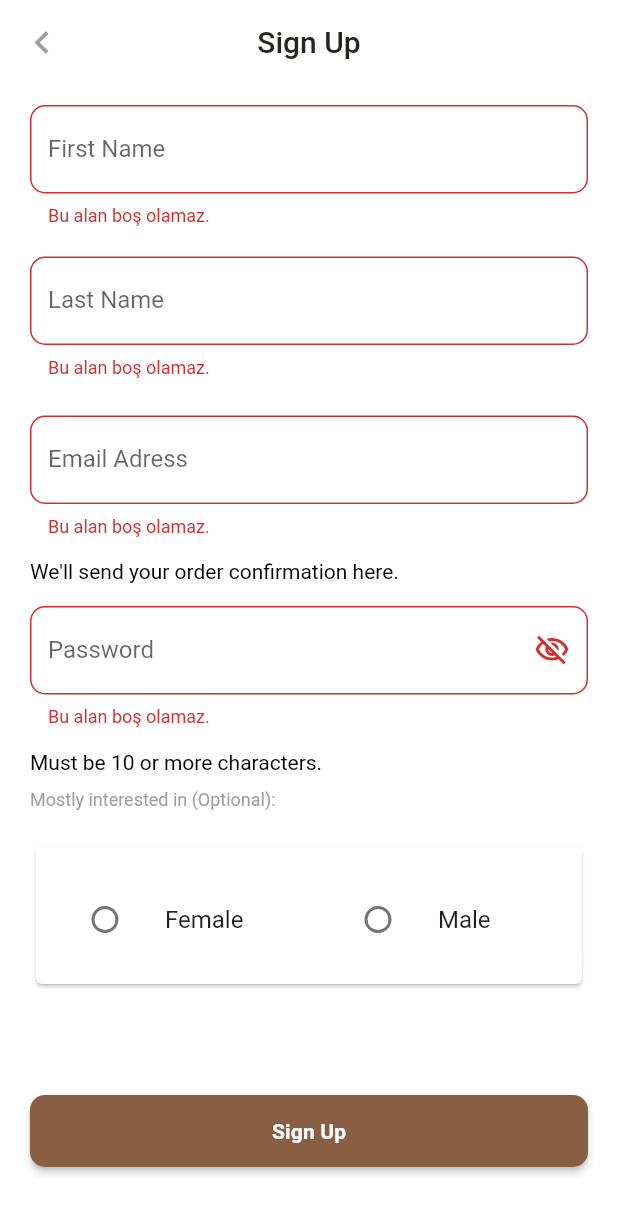
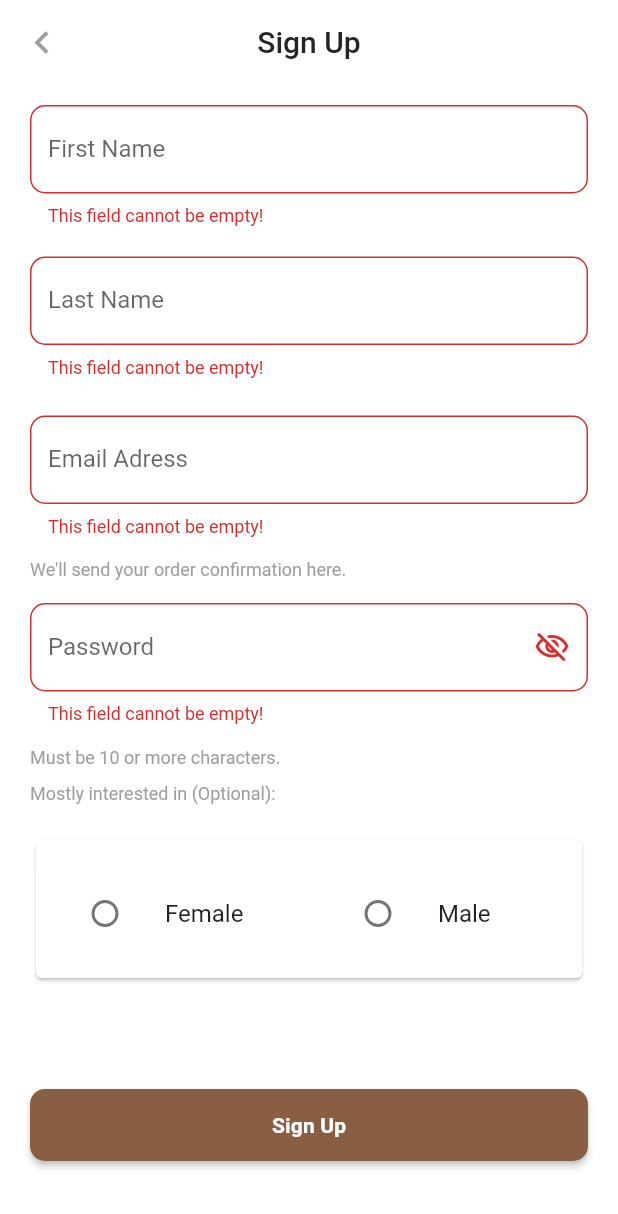
Before and after one commit to nuriulgen/E-Commerce-App-, a Flutter app: the LoginView widget shown alone on an empty page, opened directly, after a tap on "Sign Up", on a phone screen of 412 x 824 dp. Shown: the top 1214 px of the screen. Run offline on Flutter 3.47's test engine with Material 2 defaults, Android fonts, the phone set to English and light mode, and no system bars.

Commit message:
Create exception class

```diff
--- /dev/null
+++ b/lib/product/constant/exception.dart
@@ -0,0 +1,6 @@
+class ValidateEmptyException implements Exception {
+  @override
+  String toString() {
+    return 'This field cannot be empty!';
+  }
+}
--- a/lib/product/util/widget/custom_text_field.dart
+++ b/lib/product/util/widget/custom_text_field.dart
@@ -2,6 +2,8 @@
 
 import 'package:e_commerce_app/core/constant/extension/context_extension.dart';
 import 'package:flutter/material.dart';
+
+import '../../constant/exception.dart';
 
 class CustomTextField extends StatefulWidget {
   CustomTextField(
@@ -44,7 +46,9 @@ class _CustomTextFieldState extends State<CustomTextField> {
           suffixIcon: widget.suffix,
         ),
         validator: (String? value) {
-          return (value?.isNotEmpty ?? false) ? null : 'Bu alan boş olamaz.';
+          return (value?.isNotEmpty ?? false)
+              ? null
+              : ValidateEmptyException().toString();
         },
       ),
     );
--- a/lib/ui/views/authetication/login/view/login_view.dart
+++ b/lib/ui/views/authetication/login/view/login_view.dart
@@ -79,13 +79,13 @@ class _LoginViewState extends LoginViewModel {
               title: appStringConstants!.signUpSelectFemale,
               value: appStringConstants!.signUpSelectFemale,
               groupValue: gender,
-                          onChanged: change,
+              onChanged: selectGender,
             ),
             CustomRadioButton(
               title: appStringConstants!.signUpSelectMale,
               value: appStringConstants!.signUpSelectMale,
               groupValue: gender,
-                          onChanged: change,
+              onChanged: selectGender,
             ),
           ],
         ),
@@ -131,7 +131,10 @@ class _LoginViewState extends LoginViewModel {
   Text _passwordMessage() {
     return Text(
       appStringConstants!.signUpPasswordMessage,
-      style: const TextStyle(color: Colors.black),
+      style: Theme.of(context)
+          .textTheme
+          .caption
+          ?.copyWith(color: context.heatherGrey),
     );
   }
 }
--- a/lib/ui/views/authetication/login/viewmodel/login_viewmodel.dart
+++ b/lib/ui/views/authetication/login/viewmodel/login_viewmodel.dart
@@ -27,7 +27,7 @@ abstract class LoginViewModel extends State<LoginView> {
     });
   }
 
-  void change(value) {
+  void selectGender(value) {
     setState(() {
       gender = value.toString();
     });
```
Also changed, not shown: lib/ui/views/authetication/login/view/login_view.g.dart. Lines whose indentation alone changed are shown as unchanged.
